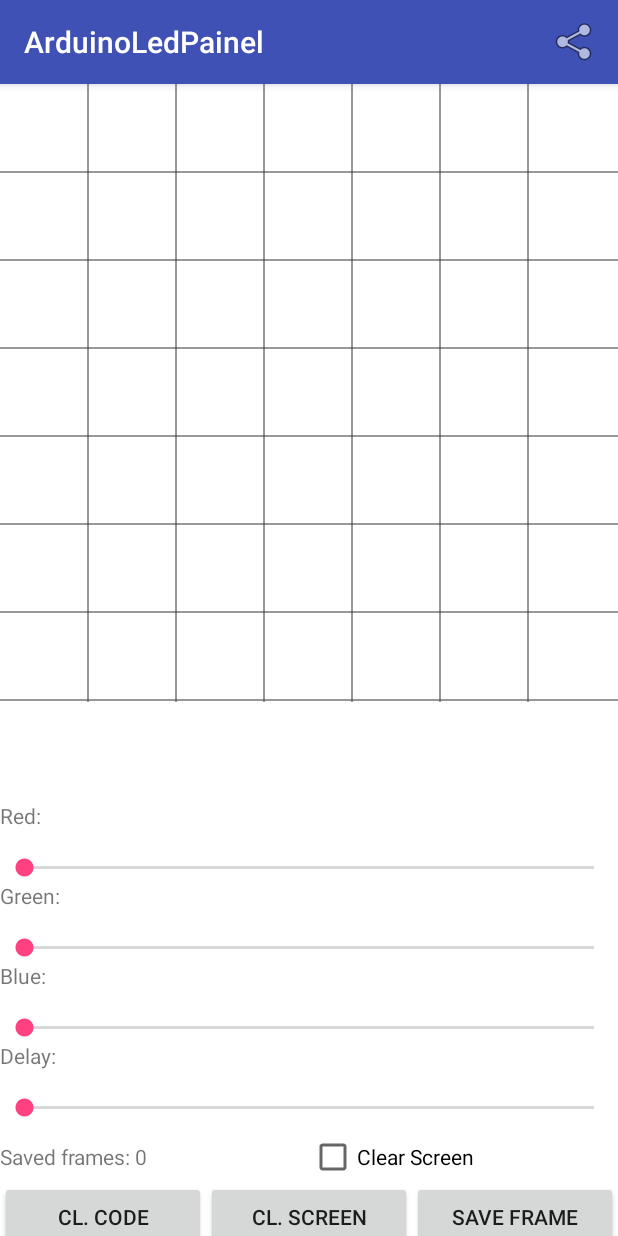
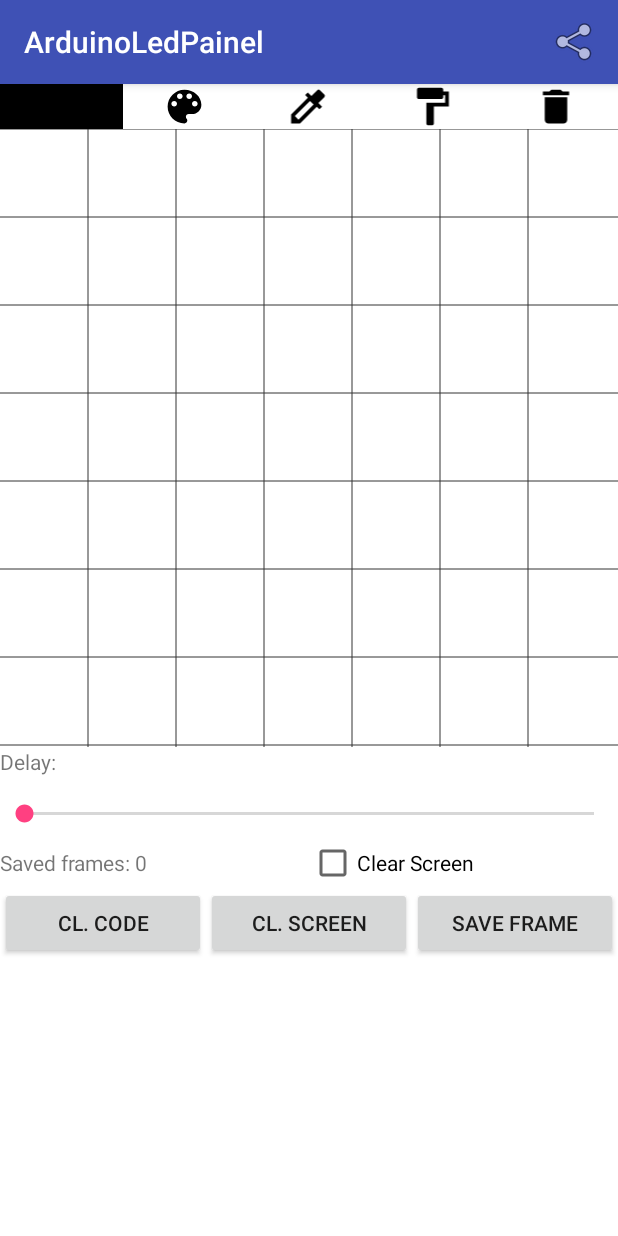
Before and after one commit to gkaffka/arduinoledpanel, an Android app: the screen it shows after launch (FullscreenActivity), on a phone screen of 412 x 824 dp. Run offline under Robolectric (Android 15) with nearby library versions, the phone set to English and light mode, and no system bars; libraries missing offline, so code that uses them is left out: com.jrummyapps.android.

Commit message:
Adds a color picker and easier image controls

```diff
--- a/app/build.gradle
+++ b/app/build.gradle
@@ -26,5 +26,6 @@
     })
     compile 'com.android.support:appcompat-v7:25.1.1'
     compile 'com.android.support:support-v4:25.1.1'
+    compile 'com.jrummyapps:colorpicker:2.1.5'
     testCompile 'junit:junit:4.12'
 }
--- a/app/src/main/java/com/android/kaffka/arduinoledpainel/FullscreenActivity.java
+++ b/app/src/main/java/com/android/kaffka/arduinoledpainel/FullscreenActivity.java
@@ -3,6 +3,7 @@
 import android.content.Intent;
 import android.graphics.Color;
 import android.os.Bundle;
+import android.support.annotation.ColorInt;
 import android.support.annotation.Nullable;
 import android.support.v7.app.AppCompatActivity;
 import android.text.TextUtils;
@@ -11,10 +12,13 @@
 import android.view.MenuItem;
 import android.view.View;
 import android.widget.CheckBox;
+import android.widget.ImageView;
 import android.widget.SeekBar;
 import android.widget.TextView;
 
 import com.android.kaffka.arduinoledpainel.views.PixelGridView;
+import com.jrummyapps.android.colorpicker.ColorPickerDialog;
+import com.jrummyapps.android.colorpicker.ColorPickerDialogListener;
 
 import java.util.ArrayList;
 import java.util.Arrays;
@@ -24,13 +28,14 @@
  * An example full-screen activity that shows and hides the system UI (i.e.
  * status bar and navigation/system bar) with user interaction.
  */
-public class FullscreenActivity extends AppCompatActivity implements SeekBar.OnSeekBarChangeListener {
+public class FullscreenActivity extends AppCompatActivity implements ColorPickerDialogListener {
     private View v;
-    private SeekBar red, blue, green, delay;
+    private SeekBar delay;
     private TextView textRed, textGreen, textBlue, textSavedFrames, textDelay;
     private CheckBox clearScreenCbox;
     private PixelGridView pixelGrid;
     private ArrayList<String> code;
+    private ImageView colorPicker, colorSampler, fillScreen, clearScreen;
     private int savedFrames;
 
     @Override
@@ -41,24 +46,18 @@
         initText();
         initSeekBars();
         initColorShower();
-
+        initImageControls();
     }
 
     private void initPixelGrid() {
         pixelGrid = (PixelGridView) findViewById(R.id.grid);
         pixelGrid.setNumColumns(7);
         pixelGrid.setNumRows(7);
+        pixelGrid.changeColor(Color.rgb(0,0,0));
     }
 
     private void initSeekBars() {
-        red = (SeekBar) findViewById(R.id.seekRed);
-        green = (SeekBar) findViewById(R.id.seekGreen);
-        blue = (SeekBar) findViewById(R.id.seekBlue);
         delay = (SeekBar) findViewById(R.id.seekDelay);
-        red.setOnSeekBarChangeListener(this);
-        green.setOnSeekBarChangeListener(this);
-        blue.setOnSeekBarChangeListener(this);
-        delay.setOnSeekBarChangeListener(this);
     }
 
     private void initColorShower() {
@@ -66,32 +65,37 @@
     }
 
     private void initText() {
-        textRed = (TextView) findViewById(R.id.textRed);
-        textBlue = (TextView) findViewById(R.id.textBlue);
-        textGreen = (TextView) findViewById(R.id.textGreen);
         textSavedFrames = (TextView) findViewById(R.id.textFramesSaved);
         textDelay = (TextView) findViewById(R.id.textDelay);
         clearScreenCbox = (CheckBox) findViewById(R.id.checkboxClearScreen);
     }
 
-    @Override
-    public void onProgressChanged(SeekBar seekBar, int progress, boolean fromUser) {
-        v.setBackgroundColor(Color.rgb(red.getProgress(), green.getProgress(), blue.getProgress()));
-        pixelGrid.changeColor(Color.rgb(red.getProgress(), green.getProgress(), blue.getProgress()));
-        textRed.setText("Red: " + red.getProgress());
-        textGreen.setText("Green: " + green.getProgress());
-        textBlue.setText("Blue: " + blue.getProgress());
-        textDelay.setText("Delay: " + delay.getProgress());
-    }
+    private void initImageControls(){
+        colorPicker = (ImageView) findViewById(R.id.img_color_picker);
+        colorSampler = (ImageView) findViewById(R.id.img_color_sampler);
+        fillScreen = (ImageView) findViewById(R.id.img_fill);
+        clearScreen = (ImageView) findViewById(R.id.img_clear);
 
-    @Override
-    public void onStartTrackingTouch(SeekBar seekBar) {
+        colorPicker.setOnClickListener(new View.OnClickListener() {
+            @Override
+            public void onClick(View v) {
+                ColorPickerDialog.newBuilder().setColor(pixelGrid.getCurrentColor()).show(FullscreenActivity.this);
+            }
+        });
 
-    }
+       fillScreen.setOnClickListener(new View.OnClickListener() {
+           @Override
+           public void onClick(View v) {
+               pixelGrid.fillPixelScreen(pixelGrid.getCurrentColor());
+           }
+       });
 
-    @Override
-    public void onStopTrackingTouch(SeekBar seekBar) {
-
+        clearScreen.setOnClickListener(new View.OnClickListener() {
+            @Override
+            public void onClick(View v) {
+                pixelGrid.clearPixelScreen();
+            }
+        });
     }
 
     public void shareCode() {
@@ -161,4 +165,15 @@
                 return true;
         }
     }
+
+    @Override
+    public void onColorSelected(int dialogId, @ColorInt int color) {
+        pixelGrid.changeColor(color);
+        v.setBackgroundColor(color);
+    }
+
+    @Override
+    public void onDialogDismissed(int dialogId) {
+
+    }
 }
--- a/app/src/main/java/com/android/kaffka/arduinoledpainel/views/PixelGridView.java
+++ b/app/src/main/java/com/android/kaffka/arduinoledpainel/views/PixelGridView.java
@@ -21,6 +21,7 @@
     private Paint gridPaint = new Paint();
     private Cell[][] cellChecked;
     private int currentColor;
+    private int selectedColor;
 
     public PixelGridView(Context context) {
         this(context, null);
@@ -106,7 +107,7 @@
             canvas.drawLine(i * cellWidth, 0, i * cellWidth, height, gridPaint);
         }
 
-        for (int i = 1; i <= numRows; i++) {
+        for (int i = 0; i <= numRows; i++) {
             canvas.drawLine(0, i * cellHeight, width, i * cellHeight, gridPaint);
         }
     }
@@ -118,6 +119,7 @@
             int row = (int) (event.getY() / cellHeight);
 
             if (row < cellChecked[0].length && column < cellChecked.length) {
+                selectedColor = cellChecked[column][row].getColor() == null ? Color.rgb(0, 0, 0) : cellChecked[column][row].getColor();
                 cellChecked[column][row].setChecked(!cellChecked[column][row].isChecked());
                 cellChecked[column][row].setColor(currentColor);
                 invalidate();
@@ -138,7 +140,7 @@
         return cellChecked;
     }
 
-    public void clearPixelScreen(){
+    public void clearPixelScreen() {
         for (Cell[] cells : getCells())
             for (Cell c : cells)
                 c.setChecked(false);
@@ -146,4 +148,22 @@
         invalidate();
     }
 
+    public void fillPixelScreen(int color) {
+        changeColor(color);
+        for (Cell[] cells : getCells())
+            for (Cell c : cells)
+                c.setChecked(true);
+
+        invalidate();
+    }
+
+    public int getCurrentColor() {
+        if (currentColor == 0) return Color.rgb(0, 0, 0);
+        return currentColor;
+    }
+
+    public void setSelectedColor() {
+        changeColor(selectedColor);
+    }
+
 }
--- /dev/null
+++ b/app/src/main/res/drawable/ic_colorize.xml
@@ -0,0 +1,9 @@
+<vector xmlns:android="http://schemas.android.com/apk/res/android"
+        android:width="24dp"
+        android:height="24dp"
+        android:viewportWidth="24.0"
+        android:viewportHeight="24.0">
+    <path
+        android:fillColor="#FF000000"
+        android:pathData="M20.71,5.63l-2.34,-2.34c-0.39,-0.39 -1.02,-0.39 -1.41,0l-3.12,3.12 -1.93,-1.91 -1.41,1.41 1.42,1.42L3,16.25V21h4.75l8.92,-8.92 1.42,1.42 1.41,-1.41 -1.92,-1.92 3.12,-3.12c0.4,-0.4 0.4,-1.03 0.01,-1.42zM6.92,19L5,17.08l8.06,-8.06 1.92,1.92L6.92,19z"/>
+</vector>
--- /dev/null
+++ b/app/src/main/res/drawable/ic_delete.xml
@@ -0,0 +1,9 @@
+<vector xmlns:android="http://schemas.android.com/apk/res/android"
+        android:width="24dp"
+        android:height="24dp"
+        android:viewportWidth="24.0"
+        android:viewportHeight="24.0">
+    <path
+        android:fillColor="#FF000000"
+        android:pathData="M6,19c0,1.1 0.9,2 2,2h8c1.1,0 2,-0.9 2,-2V7H6v12zM19,4h-3.5l-1,-1h-5l-1,1H5v2h14V4z"/>
+</vector>
--- /dev/null
+++ b/app/src/main/res/drawable/ic_format_paint.xml
@@ -0,0 +1,9 @@
+<vector xmlns:android="http://schemas.android.com/apk/res/android"
+        android:width="24dp"
+        android:height="24dp"
+        android:viewportWidth="24.0"
+        android:viewportHeight="24.0">
+    <path
+        android:fillColor="#FF000000"
+        android:pathData="M18,4V3c0,-0.55 -0.45,-1 -1,-1H5c-0.55,0 -1,0.45 -1,1v4c0,0.55 0.45,1 1,1h12c0.55,0 1,-0.45 1,-1V6h1v4H9v11c0,0.55 0.45,1 1,1h2c0.55,0 1,-0.45 1,-1v-9h8V4h-3z"/>
+</vector>
--- /dev/null
+++ b/app/src/main/res/drawable/ic_palette.xml
@@ -0,0 +1,9 @@
+<vector xmlns:android="http://schemas.android.com/apk/res/android"
+        android:width="24dp"
+        android:height="24dp"
+        android:viewportWidth="24.0"
+        android:viewportHeight="24.0">
+    <path
+        android:fillColor="#FF000000"
+        android:pathData="M12,3c-4.97,0 -9,4.03 -9,9s4.03,9 9,9c0.83,0 1.5,-0.67 1.5,-1.5 0,-0.39 -0.15,-0.74 -0.39,-1.01 -0.23,-0.26 -0.38,-0.61 -0.38,-0.99 0,-0.83 0.67,-1.5 1.5,-1.5L16,16c2.76,0 5,-2.24 5,-5 0,-4.42 -4.03,-8 -9,-8zM6.5,12c-0.83,0 -1.5,-0.67 -1.5,-1.5S5.67,9 6.5,9 8,9.67 8,10.5 7.33,12 6.5,12zM9.5,8C8.67,8 8,7.33 8,6.5S8.67,5 9.5,5s1.5,0.67 1.5,1.5S10.33,8 9.5,8zM14.5,8c-0.83,0 -1.5,-0.67 -1.5,-1.5S13.67,5 14.5,5s1.5,0.67 1.5,1.5S15.33,8 14.5,8zM17.5,12c-0.83,0 -1.5,-0.67 -1.5,-1.5S16.67,9 17.5,9s1.5,0.67 1.5,1.5 -0.67,1.5 -1.5,1.5z"/>
+</vector>
--- a/app/src/main/res/layout/activity_fullscreen.xml
+++ b/app/src/main/res/layout/activity_fullscreen.xml
@@ -12,56 +12,49 @@
                   android:orientation="vertical"
                   tools:context="com.android.kaffka.arduinoledpainel.FullscreenActivity">
 
+        <LinearLayout
+            android:layout_width="match_parent"
+            android:layout_height="wrap_content"
+            android:orientation="horizontal">
+
+            <View
+                android:id="@+id/color_show"
+                android:layout_weight="1"
+                android:layout_width="30dp"
+                android:layout_height="30dp"
+                android:background="#000000"/>
+
+            <ImageView
+                android:id="@+id/img_color_picker"
+                android:layout_weight="1"
+                android:layout_width="30dp"
+                android:layout_height="30dp"
+                android:src="@drawable/ic_palette"/>
+            <ImageView
+                android:id="@+id/img_color_sampler"
+                android:layout_weight="1"
+                android:layout_width="30dp"
+                android:layout_height="30dp"
+                android:src="@drawable/ic_colorize"/>
+            <ImageView
+                android:id="@+id/img_fill"
+                android:layout_weight="1"
+                android:layout_width="30dp"
+                android:layout_height="30dp"
+                android:src="@drawable/ic_format_paint"/>
+            <ImageView
+                android:id="@+id/img_clear"
+                android:layout_weight="1"
+                android:layout_width="30dp"
+                android:layout_height="30dp"
+                android:src="@drawable/ic_delete"/>
+
+        </LinearLayout>
+
         <com.android.kaffka.arduinoledpainel.views.PixelGridView
             android:id="@+id/grid"
             android:layout_width="match_parent"
             android:layout_height="wrap_content"/>
-
-        <View
-            android:id="@+id/color_show"
-            android:layout_width="match_parent"
-            android:layout_height="50dp"
-            android:layout_marginTop="8dp"/>
-
-        <TextView
-            android:id="@+id/textRed"
-            android:layout_width="wrap_content"
-            android:layout_height="wrap_content"
-            android:layout_marginTop="8dp"
-            android:text="Red: "/>
-
-        <SeekBar
-            android:id="@+id/seekRed"
-            android:layout_width="match_parent"
-            android:layout_height="wrap_content"
-            android:layout_marginTop="16dp"
-            android:max="255"/>
-
-        <TextView
-            android:id="@+id/textGreen"
-            android:layout_width="wrap_content"
-            android:layout_height="wrap_content"
-            android:text="Green: "/>
-
-        <SeekBar
-            android:id="@+id/seekGreen"
-            android:layout_width="match_parent"
-            android:layout_height="wrap_content"
-            android:layout_marginTop="16dp"
-            android:max="255"/>
-
-        <TextView
-            android:id="@+id/textBlue"
-            android:layout_width="wrap_content"
-            android:layout_height="wrap_content"
-            android:text="Blue: "/>
-
-        <SeekBar
-            android:id="@+id/seekBlue"
-            android:layout_width="match_parent"
-            android:layout_height="wrap_content"
-            android:layout_marginTop="16dp"
-            android:max="255"/>
 
         <TextView
             android:id="@+id/textDelay"
```
